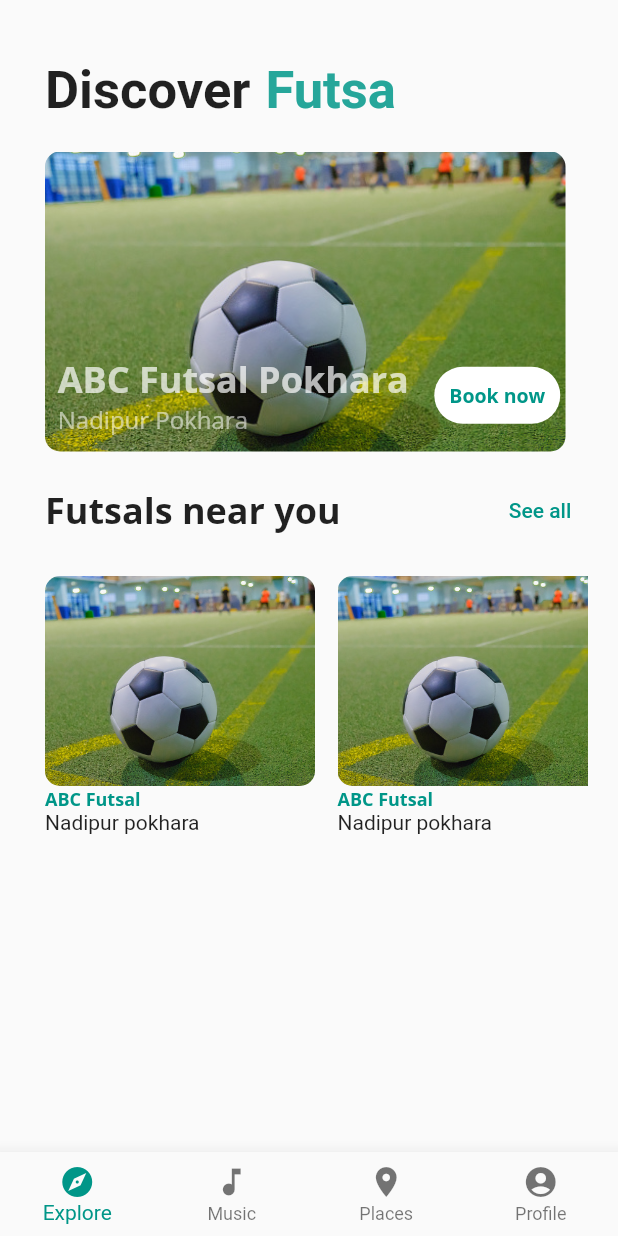
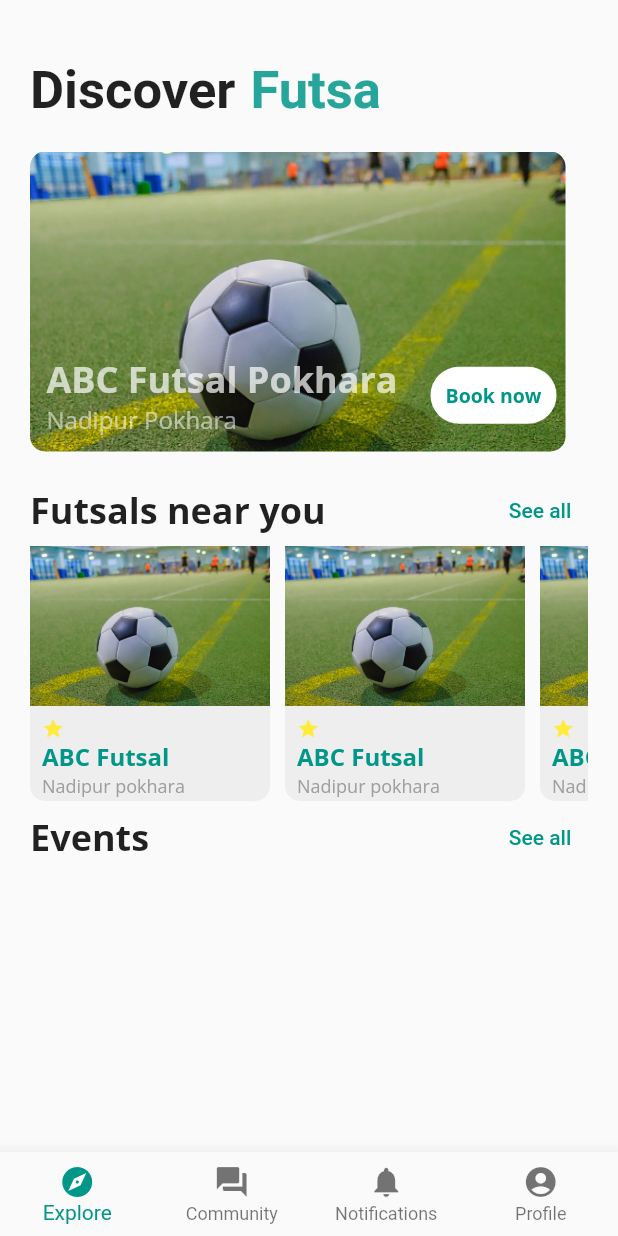
Before and after one commit to Software-Batch-2018/futsa_flutter, a Flutter app: the MainPage screen opened by its route, after a tap on "See all", on a phone screen of 412 x 824 dp. Run offline on Flutter 3.47's test engine with Material 2 defaults, Android fonts, the phone set to English and light mode, and no system bars; our stand-ins replace get, google_fonts.

Commit message:
profilepage, notification, explore , community pages created hell kk garey garey yar

```diff
--- a/App/lib/controllers/main_page_controller.dart
+++ b/App/lib/controllers/main_page_controller.dart
@@ -1,7 +1,9 @@
 import "package:flutter/material.dart";
-import 'package:futsa/views/widgets/global_styles.dart';
+import 'package:futsa/views/pages/community_page.dart';
+import 'package:futsa/views/pages/explore_page.dart';
+import 'package:futsa/views/pages/notifications_page.dart';
+import 'package:futsa/views/pages/profile_page.dart';
 import 'package:get/get.dart';
-import 'package:google_fonts/google_fonts.dart';
 
 class MainPageController extends GetxController {
   var currentIndex = 0.obs;
@@ -15,181 +17,8 @@ class MainPageController extends GetxController {
 
   final List<Widget> navItems = [
     ExplorePage(),
-    Text("Page 2"),
-    Text("Page 3"),
-    Text("Page 4"),
+    const CommunityPage(),
+    const NotificationPage(),
+    ProfilePage(),
   ];
 }
-
-class ExplorePage extends StatelessWidget {
-  ExplorePage({Key? key}) : super(key: key);
-
-  final scrollController = ScrollController();
-
-  @override
-  Widget build(BuildContext context) {
-    return Expanded(
-      child: SingleChildScrollView(
-        controller: scrollController,
-        scrollDirection: Axis.vertical,
-        child: Container(
-          margin: const EdgeInsets.only(left: 30, right: 20),
-          child: Column(
-            crossAxisAlignment: CrossAxisAlignment.start,
-            children: [
-              const SizedBox(
-                height: 40,
-              ),
-              Row(
-                children: [
-                  const Text(
-                    "Discover",
-                    style: TextStyle(
-                      fontSize: 35,
-                      fontWeight: FontWeight.bold,
-                    ),
-                  ),
-                  const SizedBox(
-                    width: 10,
-                  ),
-                  Text(
-                    "Futsa",
-                    style: TextStyle(
-                      fontSize: 35,
-                      fontWeight: FontWeight.bold,
-                      color: Theme.of(context).primaryColor,
-                    ),
-                  ),
-                ],
-              ),
-              Stack(
-                children: [
-                  Container(
-                    height: 200,
-                    margin: const EdgeInsets.only(right: 15, top: 20),
-                    decoration: BoxDecoration(
-                      borderRadius: BorderRadius.circular(10),
-                      image: const DecorationImage(
-                        image: AssetImage('assets/images/futsal.jpg'),
-                        fit: BoxFit.cover,
-                      ),
-                    ),
-                  ),
-                  Positioned(
-                    bottom: 10,
-                    left: 0,
-                    right: 0,
-                    child: Row(
-                      mainAxisAlignment: MainAxisAlignment.spaceAround,
-                      children: [
-                        Column(
-                          crossAxisAlignment: CrossAxisAlignment.start,
-                          children: [
-                            Text(
-                              "ABC Futsal Pokhara",
-                              style: _stackText(),
-                            ),
-                            Text(
-                              "Nadipur Pokhara",
-                              style: _stackText().merge(
-                                const TextStyle(
-                                  fontWeight: FontWeight.normal,
-                                  fontSize: 16,
-                                  color: Colors.white54,
-                                ),
-                              ),
-                            ),
-                          ],
-                        ),
-                        Container(
-                          alignment: Alignment.center,
-                          margin: const EdgeInsets.only(right: 10),
-                          padding: const EdgeInsets.symmetric(
-                              horizontal: 10, vertical: 10),
-                          child: Text(
-                            'Book now',
-                            style: GoogleFonts.openSans(
-                                textStyle: const TextStyle(
-                              fontSize: 13,
-                              color: Colors.teal,
-                              fontWeight: FontWeight.bold,
-                            )),
-                          ),
-                          decoration: BoxDecoration(
-                            borderRadius: BorderRadius.circular(20),
-                            color: Colors.white,
-                          ),
-                        )
-                      ],
-                    ),
-                  ),
-                ],
-              ),
-              SizedBox(
-                height: 15,
-              ),
-              Row(
-                mainAxisAlignment: MainAxisAlignment.spaceBetween,
-                children: [
-                  Text(
-                    "Futsals near you",
-                    style: _stackText().merge(
-                      const TextStyle(
-                        fontSize: 24,
-                        color: Colors.black87,
-                      ),
-                    ),
-                  ),
-                  TextButton(onPressed: () {}, child: const Text("See all")),
-                ],
-              ),
-              Container(
-                width: 600,
-                height: 250,
-                child: ListView.builder(
-                scrollDirection: Axis.horizontal,
-                itemCount : 4,
-                itemBuilder: (_, index) {
-                  return Column(
-                    crossAxisAlignment: CrossAxisAlignment.start,
-                    children: [
-                      Container(
-                        height: 140,
-                        width: 180,
-                        margin: const EdgeInsets.only(right: 15, top: 20),
-                        decoration: BoxDecoration(
-                          borderRadius: BorderRadius.circular(10),
-                          image: const DecorationImage(
-                            image: AssetImage('assets/images/futsal.jpg'),
-                            fit: BoxFit.cover,
-                          ),
-                        ),
-                      ),
-                      Text("ABC Futsal" ,style: _stackText().merge(
-                        const TextStyle(
-                          fontSize: 12,
-                          fontWeight: FontWeight.bold,
-                          color: Colors.teal
-                        )
-                      ),),
-                      Text("Nadipur pokhara"),
-                    ],
-                  );
-                }),
-              )
-            ],
-          ),
-        ),
-      ),
-    );
-  }
-}
-
-TextStyle _stackText() {
-  return GoogleFonts.openSans(
-      textStyle: const TextStyle(
-    fontSize: 24,
-    color: Colors.white70,
-    fontWeight: FontWeight.bold,
-  ));
-}
--- a/App/lib/main.dart
+++ b/App/lib/main.dart
@@ -5,9 +5,7 @@ import './views/pages/location_page.dart';
 import './views/pages/home_page.dart';
 import './views/pages/main_page.dart';
 
-
 void main() => runApp(const MyApp());
-
 
 class MyApp extends StatelessWidget {
   const MyApp({Key? key}) : super(key: key);
@@ -19,9 +17,9 @@ class MyApp extends StatelessWidget {
       theme: theme(),
       themeMode: ThemeMode.light,
       getPages: [
-        GetPage(name : "/main" , page :()=> Homepage()),
-        GetPage(name: "/location" , page: ()=> LocationPage()),
-        GetPage(name: "/" , page: ()=> MainPage()),
+        GetPage(name: "/", page: () => Homepage()),
+        GetPage(name: "/location", page: () => LocationPage()),
+        GetPage(name: "/main", page: () => MainPage()),
       ],
     );
   }
--- /dev/null
+++ b/App/lib/views/pages/community_page.dart
@@ -0,0 +1,27 @@
+import 'package:flutter/material.dart';
+
+class CommunityPage extends StatelessWidget {
+  const CommunityPage({Key? key}) : super(key: key);
+
+  @override
+  Widget build(BuildContext context) {
+    return Center(
+      child: Container(
+        color: Colors.white,
+        margin: const EdgeInsets.all(20),
+        child: Column(
+          children: [
+            Image.asset('assets/images/loading.png'),
+            const Text(
+              'Community Page Under Constuction',
+              style: TextStyle(
+                fontWeight: FontWeight.bold,
+                fontSize: 20,
+              ),
+            ),
+          ],
+        ),
+      ),
+    );
+  }
+}
--- /dev/null
+++ b/App/lib/views/pages/explore_page.dart
@@ -0,0 +1,223 @@
+import "package:flutter/material.dart";
+import 'package:futsa/views/widgets/global_styles.dart';
+import 'package:google_fonts/google_fonts.dart';
+import 'dart:math';
+
+class ExplorePage extends StatelessWidget {
+  ExplorePage({Key? key}) : super(key: key);
+
+  final scrollController = ScrollController();
+
+  @override
+  Widget build(BuildContext context) {
+    return Expanded(
+      child: SingleChildScrollView(
+        controller: scrollController,
+        scrollDirection: Axis.vertical,
+        child: Container(
+          margin: const EdgeInsets.only(left: 20, right: 20),
+          child: Column(
+            crossAxisAlignment: CrossAxisAlignment.start,
+            children: [
+              const SizedBox(
+                height: 40,
+              ),
+      //Hero Part
+              Row(
+                children: [
+                  const Text(
+                    "Discover",
+                    style: TextStyle(
+                      fontSize: 35,
+                      fontWeight: FontWeight.bold,
+                    ),
+                  ),
+                  const SizedBox(
+                    width: 10,
+                  ),
+                  Text(
+                    "Futsa",
+                    style: TextStyle(
+                      fontSize: 35,
+                      fontWeight: FontWeight.bold,
+                      color: Theme.of(context).primaryColor,
+                    ),
+                  ),
+                ],
+              ),
+              Stack(
+                children: [
+                  Container(
+                    height: 200,
+                    margin: const EdgeInsets.only(right: 15, top: 20),
+                    decoration: BoxDecoration(
+                      borderRadius: BorderRadius.circular(10),
+                      image: const DecorationImage(
+                        image: AssetImage('assets/images/futsal.jpg'),
+                        fit: BoxFit.cover,
+                      ),
+                    ),
+                  ),
+                  Positioned(
+                    bottom: 10,
+                    left: 0,
+                    right: 0,
+                    child: Row(
+                      mainAxisAlignment: MainAxisAlignment.spaceAround,
+                      children: [
+                        Column(
+                          crossAxisAlignment: CrossAxisAlignment.start,
+                          children: [
+                            Text(
+                              "ABC Futsal Pokhara",
+                              style: _stackText(),
+                            ),
+                            Text(
+                              "Nadipur Pokhara",
+                              style: _stackText().merge(
+                                const TextStyle(
+                                  fontWeight: FontWeight.normal,
+                                  fontSize: 16,
+                                  color: Colors.white54,
+                                ),
+                              ),
+                            ),
+                          ],
+                        ),
+                        Container(
+                          alignment: Alignment.center,
+                          margin: const EdgeInsets.only(right: 10),
+                          padding: const EdgeInsets.symmetric(
+                              horizontal: 10, vertical: 10),
+                          child: Text(
+                            'Book now',
+                            style: GoogleFonts.openSans(
+                                textStyle: const TextStyle(
+                              fontSize: 13,
+                              color: Colors.teal,
+                              fontWeight: FontWeight.bold,
+                            )),
+                          ),
+                          decoration: BoxDecoration(
+                            borderRadius: BorderRadius.circular(20),
+                            color: Colors.white,
+                          ),
+                        )
+                      ],
+                    ),
+                  ),
+                ],
+              ),
+              const SizedBox(
+                height: 15,
+              ),
+
+
+     // Futsal near you container
+              Row(
+                mainAxisAlignment: MainAxisAlignment.spaceBetween,
+                children: [
+                  Text(
+                    "Futsals near you",
+                    style: _stackText().merge(
+                      const TextStyle(
+                        fontSize: 24,
+                        color: Colors.black87,
+                      ),
+                    ),
+                  ),
+                  TextButton(onPressed: () {}, child: const Text("See all")),
+                ],
+              ),
+              Container(
+                height: 170,
+                child: ListView.builder(
+                    scrollDirection: Axis.horizontal,
+                    itemCount: 10,
+                    itemBuilder: (_, index) {
+                      return Container(
+                        height: 170,
+                        width: 160,
+                        margin: const EdgeInsets.only(right: 10),
+                        decoration: BoxDecoration(
+                          borderRadius: BorderRadius.circular(10),
+                          color: Colors.grey[200],
+                        ),
+                        child: Column(
+                          crossAxisAlignment: CrossAxisAlignment.start,
+                          mainAxisAlignment: MainAxisAlignment.start,
+                          children: [
+                            Image.asset(
+                              'assets/images/futsal.jpg',
+                            ),
+                            const SizedBox(
+                              height: 8,
+                            ),
+                            Padding(
+                              padding:
+                                  const EdgeInsets.only(left: 8, bottom: 5),
+                              child: Column(
+                                crossAxisAlignment: CrossAxisAlignment.start,
+                                children: [
+                                  Row(
+                                    children: List.generate(
+                                        Random().nextInt(4)+1,
+                                        (index) => const Icon(
+                                              Icons.star,
+                                              color: Colors.yellow,
+                                              size: 15,
+                                            )),
+                                  ),
+                                  Text(
+                                    "ABC Futsal",
+                                    style: _stackText().merge(const TextStyle(
+                                        fontSize: 16,
+                                        fontWeight: FontWeight.bold,
+                                        color: Colors.teal)),
+                                  ),
+                                  Text(
+                                    "Nadipur pokhara",
+                                    style: GlobalStyles().subHeaderTextStyle(),
+                                  ),
+                                ],
+                              ),
+                            ),
+                          ],
+                        ),
+                      );
+                    }),
+              ),
+
+     //   Upcoming events
+          Row(
+                mainAxisAlignment: MainAxisAlignment.spaceBetween,
+                children: [
+                  Text(
+                    "Events",
+                    style: _stackText().merge(
+                      const TextStyle(
+                        fontSize: 24,
+                        color: Colors.black87,
+                      ),
+                    ),
+                  ),
+                  TextButton(onPressed: () {}, child: const Text("See all")),
+                ],
+              ),
+  //add more topics here
+            ],
+          ),
+        ),
+      ),
+    );
+  }
+}
+
+TextStyle _stackText() {
+  return GoogleFonts.openSans(
+      textStyle: const TextStyle(
+    fontSize: 24,
+    color: Colors.white70,
+    fontWeight: FontWeight.bold,
+  ));
+}
--- a/App/lib/views/pages/location_page.dart
+++ b/App/lib/views/pages/location_page.dart
@@ -70,7 +70,7 @@ class LocationPage extends StatelessWidget {
                 height: 50,
               ),
               Container(
-                child: _globalStyles.getStartedButton('Next' , nextPage),
+                child: _globalStyles.getStartedButton('Next', nextPage),
               )
             ],
           ),
--- a/App/lib/views/pages/main_page.dart
+++ b/App/lib/views/pages/main_page.dart
@@ -28,12 +28,12 @@ class _MainPageState extends State<MainPage> {
               BottomNavigationBarItem(
                   title: Text('Explore'), icon: Icon(Icons.explore)),
               BottomNavigationBarItem(
-                title: Text('Music'),
-                icon: Icon(Icons.music_note),
+                title: Text('Community'),
+                icon: Icon(Icons.forum),
               ),
               BottomNavigationBarItem(
-                title: Text('Places'),
-                icon: Icon(Icons.location_on),
+                title: Text('Notifications'),
+                icon: Icon(Icons.notifications),
               ),
               BottomNavigationBarItem(
                 title: Text('Profile'),
--- /dev/null
+++ b/App/lib/views/pages/notifications_page.dart
@@ -0,0 +1,26 @@
+import 'package:flutter/material.dart';
+
+class NotificationPage extends StatelessWidget {
+  const NotificationPage({Key? key}) : super(key: key);
+
+  @override
+  Widget build(BuildContext context) {
+    return Center(
+      child: Container(
+        margin: const EdgeInsets.symmetric(vertical: 129, horizontal: 20),
+        child: Column(
+          children: [
+            Image.asset('assets/images/notifications.png'),
+            const Text(
+              'Notification Page Under Constuction',
+              style: TextStyle(
+                fontWeight: FontWeight.bold,
+                fontSize: 20,
+              ),
+            ),
+          ],
+        ),
+      ),
+    );
+  }
+}
--- /dev/null
+++ b/App/lib/views/pages/profile_page.dart
@@ -0,0 +1,174 @@
+import 'package:flutter/material.dart';
+import 'package:google_fonts/google_fonts.dart';
+
+class ProfilePage extends StatelessWidget {
+  final scrollController = ScrollController();
+
+  ProfilePage({Key? key}) : super(key: key);
+
+  @override
+  Widget build(BuildContext context) {
+    return Expanded(
+      child: SingleChildScrollView(
+        controller: scrollController,
+        scrollDirection: Axis.vertical,
+        child: Column(children: [
+          Stack(children: [
+            Container(
+              height: 250,
+              width: double.infinity,
+              color: Colors.teal,
+            ),
+            Center(
+              child: Column(
+                children: [
+                  Row(
+                    mainAxisAlignment: MainAxisAlignment.spaceBetween,
+                    children: [
+                      IconButton(
+                          onPressed: () {},
+                          icon: const Icon(
+                            Icons.arrow_back,
+                            color: Colors.white,
+                          )),
+                      Text(
+                        'Profile',
+                        style: GoogleFonts.openSans(
+                          textStyle: const TextStyle(
+                            fontSize: 24,
+                            color: Colors.white,
+                          ),
+                        ),
+                      ),
+                      IconButton(
+                          onPressed: () {},
+                          icon: const Icon(
+                            Icons.settings,
+                            color: Colors.white,
+                          )),
+                    ],
+                  ),
+                  const SizedBox(
+                    height: 15,
+                  ),
+                  const CircleAvatar(
+                    foregroundImage: AssetImage('assets/images/profile.jpg'),
+                    radius: 40,
+                    backgroundColor: Colors.white,
+                  ),
+                  const SizedBox(
+                    height: 15,
+                  ),
+                  Text(
+                    "Saroj Aryal",
+                    style: GoogleFonts.openSans(
+                        textStyle: const TextStyle(
+                      fontSize: 24,
+                      color: Colors.white,
+                      fontWeight: FontWeight.bold,
+                    )),
+                  ),
+                  Text(
+                    "Pokhara-17",
+                    style: GoogleFonts.openSans(
+                        textStyle: const TextStyle(
+                      fontSize: 16,
+                      color: Colors.white,
+                    )),
+                  )
+                ],
+              ),
+            )
+          ]),
+          // Container(
+          //   height: 200,
+          //   child: Center(
+          //     child: GridView.count(
+          //       padding: const EdgeInsets.all(20),
+          //       crossAxisSpacing: 10,
+          //       mainAxisSpacing: 10,
+          //       crossAxisCount: 3,
+          //       children: <Widget>[
+          //         menuBox(
+          //           'Favourites',
+          //           Icons.favorite,
+          //         ),
+          //         menuBox(
+          //           'Favourites',
+          //           Icons.favorite,
+          //         ),
+          //         menuBox(
+          //           'Favourites',
+          //           Icons.favorite,
+          //         ),
+          //         menuBox(
+          //           'Favourites',
+          //           Icons.favorite,
+          //         ),
+          //         menuBox(
+          //           'Favourites',
+          //           Icons.favorite,
+          //         ),
+          //         menuBox(
+          //           'Favourites',
+          //           Icons.favorite,
+          //         ),
+          //         menuBox(
+          //           'Favourites',
+          //           Icons.favorite,
+          //         ),
+          //       ],
+          //     ),
+          //   ),
+          // ),
+
+          Flex(
+            direction: Axis.horizontal,
+            mainAxisSize: MainAxisSize.max,
+            mainAxisAlignment: MainAxisAlignment.spaceAround,
+            children: [
+              menuBox(
+                'Bookings',
+                Icons.data_usage,
+              ),
+              menuBox(
+                'History',
+                Icons.history,
+              ),
+            ],
+          )
+        ]),
+      ),
+    );
+  }
+}
+
+Expanded menuBox(String text, IconData iconName) {
+  return Expanded(
+    child: Container(
+      padding: const EdgeInsets.all(25),
+      margin: const EdgeInsets.all(10),
+      color: Colors.grey[200],
+      alignment: Alignment.center,
+      child: Column(
+        children: [
+          Icon(
+            iconName,
+            color: Colors.teal,
+          ),
+          const SizedBox(
+            height: 8,
+          ),
+          Text(
+            text,
+            style: GoogleFonts.openSans(
+                textStyle: const TextStyle(
+                    fontWeight: FontWeight.bold,
+                    fontSize: 16,
+                    color: Colors.black54)),
+          )
+        ],
+      ),
+    ),
+  );
+}
```
Also changed, not shown: App/assets/images/loading.png (added), App/assets/images/notifications.png (added), App/assets/images/sarojaryaldp.jpg (added), 1 other file.
